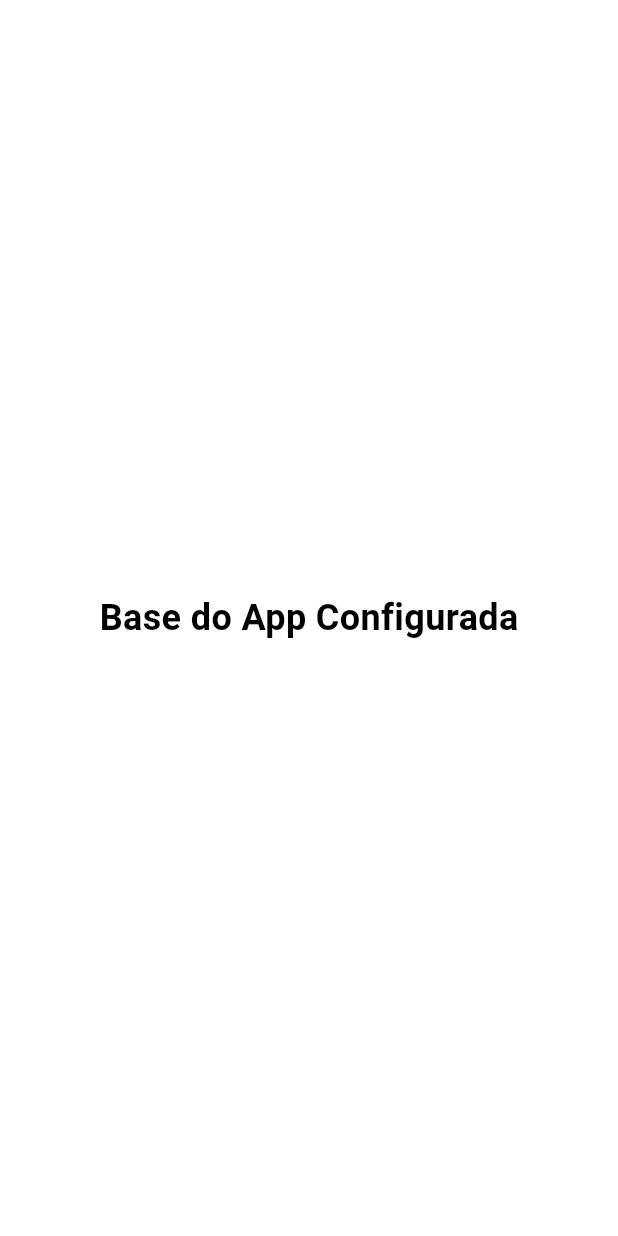
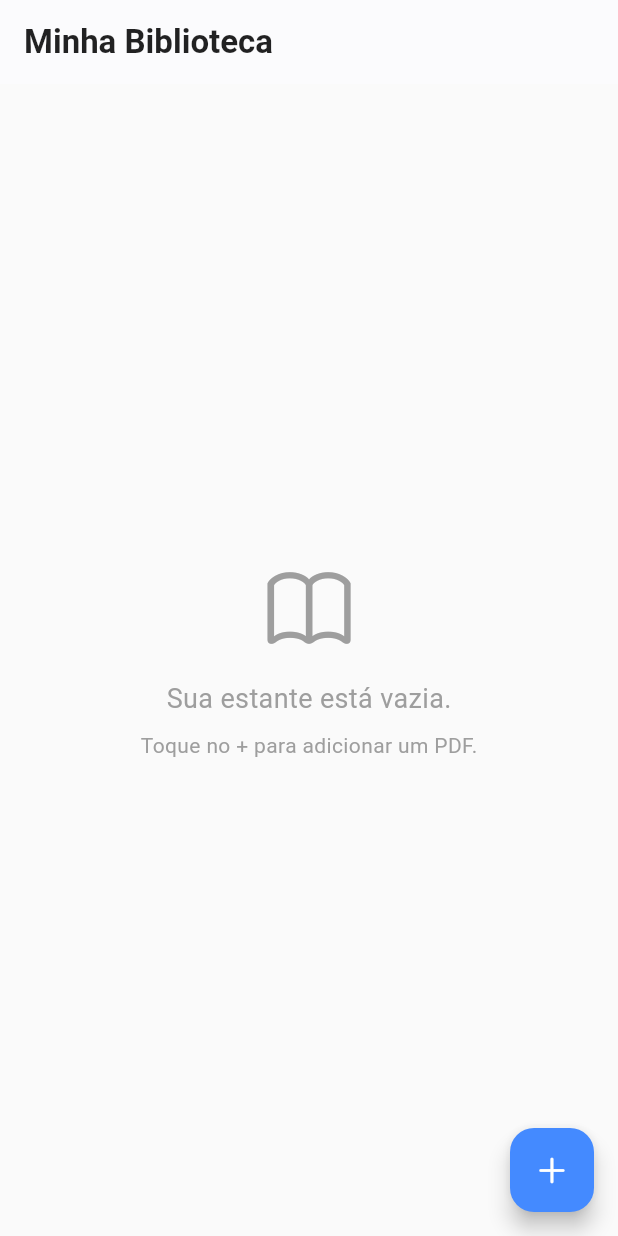
Before and after one commit to BryanDellaquila/bE-Reader, a Flutter app: the screen it shows after launch, on a phone screen of 412 x 824 dp. Run offline on Flutter 3.47's test engine with Material 3 defaults, Android fonts, the phone set to English and light mode, and no system bars; our stand-ins replace file_picker, hive, hive_flutter; accounts and stored records are empty.

Commit message:
feat: implement library screen and pdf import
- Created Book model with manual Hive TypeAdapter.
- Implemented LibraryProvider with ChangeNotifier to manage state.
- Added PDF file picking using file_picker.
- Securely copy imported PDFs to the app document directory via path_provider.
- Setup GridView in LibraryScreen with an empty state and a custom MVP BookCard.
- Updated main.dart to register the BookAdapter and configure MultiProvider.
- Added widget tests for LibraryScreen.

Co-authored-by: BryanDellaquila <157184046+BryanDellaquila@users.noreply.github.com>

```diff
--- /dev/null
+++ b/lib/features/library/models/book.dart
@@ -0,0 +1,57 @@
+import 'package:hive/hive.dart';
+
+/// O modelo [Book] representa um único livro (PDF) dentro do nosso aplicativo.
+/// Esta classe guarda as informações mais importantes que precisamos lembrar
+/// mesmo depois de o usuário fechar o aplicativo.
+class Book {
+  /// Um identificador único para cada livro. Usaremos o carimbo de data/hora de quando foi adicionado.
+  final String id;
+
+  /// O nome que vai aparecer na tela (extraído do nome do arquivo).
+  final String title;
+
+  /// O caminho exato de onde o arquivo PDF está guardado na memória do celular.
+  final String filePath;
+
+  /// A última página que o usuário leu, para que ele volte exatamente de onde parou.
+  /// Começamos sempre da página 1.
+  int currentPage;
+
+  Book({
+    required this.id,
+    required this.title,
+    required this.filePath,
+    this.currentPage = 1,
+  });
+}
+
+/// O [BookAdapter] é um "tradutor" para o banco de dados Hive.
+/// O Hive não sabe salvar objetos customizados automaticamente.
+/// Ele precisa desse tradutor para saber como pegar a classe [Book]
+/// e transformar em dados salváveis (write) e como pegar os dados salvos
+/// e transformar de volta na classe [Book] (read).
+class BookAdapter extends TypeAdapter<Book> {
+  // O typeId precisa ser um número único (de 0 a 223). Ele identifica que esse dado é da classe Book.
+  @override
+  final int typeId = 0;
+
+  @override
+  Book read(BinaryReader reader) {
+    // Quando lemos os dados, precisamos resgatar na exata mesma ordem que salvamos!
+    return Book(
+      id: reader.readString(),
+      title: reader.readString(),
+      filePath: reader.readString(),
+      currentPage: reader.readInt(),
+    );
+  }
+
+  @override
+  void write(BinaryWriter writer, Book obj) {
+    // Escrevemos cada atributo no banco de dados. A ordem importa!
+    writer.writeString(obj.id);
+    writer.writeString(obj.title);
+    writer.writeString(obj.filePath);
+    writer.writeInt(obj.currentPage);
+  }
+}
--- /dev/null
+++ b/lib/features/library/providers/library_provider.dart
@@ -0,0 +1,87 @@
+import 'dart:io';
+import 'package:flutter/material.dart';
+import 'package:file_picker/file_picker.dart';
+import 'package:path_provider/path_provider.dart';
+import 'package:hive_flutter/hive_flutter.dart';
+import 'package:pdf_reader/features/library/models/book.dart';
+
+/// O [LibraryProvider] atua como o "cérebro" da nossa estante.
+/// Ele herda de [ChangeNotifier], o que significa que ele pode "avisar" a tela
+/// toda vez que um novo livro for adicionado, fazendo a tela se atualizar sozinha.
+class LibraryProvider extends ChangeNotifier {
+  // O nome da "caixa" (tabela) onde o Hive vai guardar nossos livros.
+  static const String _boxName = 'libraryBox';
+
+  // A lista local de livros que será mostrada na tela.
+  List<Book> _books = [];
+
+  // Um getter (forma segura de ler a lista de fora) que retorna os livros atuais.
+  List<Book> get books => _books;
+
+  /// Ao inicializar o provider, queremos carregar os livros já salvos.
+  LibraryProvider() {
+    _loadBooks();
+  }
+
+  /// Método responsável por buscar os dados salvos no Hive e colocar na lista [_books].
+  Future<void> _loadBooks() async {
+    // Abre a caixa (caso ainda não esteja aberta).
+    final box = await Hive.openBox<Book>(_boxName);
+
+    // Converte os dados do Hive para uma lista padrão do Dart.
+    _books = box.values.toList();
+
+    // Avisa a tela (UI) que a lista mudou e ela precisa se redesenhar!
+    notifyListeners();
+  }
+
+  /// O grande método que importa um novo PDF para a estante.
+  Future<void> pickAndImportPdf() async {
+    try {
+      // 1. Abrimos o explorador de arquivos do celular permitindo APENAS arquivos PDF.
+      final result = await FilePicker.platform.pickFiles(
+        type: FileType.custom,
+        allowedExtensions: ['pdf'],
+      );
+
+      // Se o usuário cancelou a escolha, não fazemos nada.
+      if (result == null || result.files.isEmpty) return;
+
+      // Pegamos o arquivo original selecionado pelo usuário.
+      final selectedFile = File(result.files.single.path!);
+
+      // Pegamos o nome do arquivo (ex: "Aventura.pdf").
+      final fileName = result.files.single.name;
+
+      // 2. Segurança! Para evitar que o app perca o livro se o usuário deletar dos 'Downloads',
+      // copiamos o arquivo para a "pasta segura e secreta" do nosso app.
+      final appDir = await getApplicationDocumentsDirectory();
+
+      // Criamos o caminho final onde o livro vai morar no nosso app.
+      final savedFilePath = '${appDir.path}/$fileName';
+
+      // Fazemos a cópia de fato!
+      await selectedFile.copy(savedFilePath);
+
+      // 3. Criamos o "objeto" Book com as informações do novo livro.
+      final newBook = Book(
+        // O ID será o horário exato de agora, garantindo ser único.
+        id: DateTime.now().millisecondsSinceEpoch.toString(),
+        title: fileName,
+        filePath: savedFilePath,
+      );
+
+      // 4. Salvamos o novo livro permanentemente no Hive.
+      final box = await Hive.openBox<Book>(_boxName);
+      await box.put(newBook.id, newBook); // Usamos o ID como chave (key).
+
+      // 5. Atualizamos a lista local e avisamos a tela para exibir o novo livro!
+      _books.add(newBook);
+      notifyListeners();
+
+    } catch (e) {
+      // Caso ocorra qualquer erro (ex: falta de permissão), mostramos no console.
+      debugPrint("Erro ao importar PDF: $e");
+    }
+  }
+}
--- /dev/null
+++ b/lib/features/library/screens/library_screen.dart
@@ -0,0 +1,140 @@
+import 'package:flutter/cupertino.dart';
+import 'package:flutter/material.dart';
+import 'package:provider/provider.dart';
+import 'package:pdf_reader/features/library/providers/library_provider.dart';
+import 'package:pdf_reader/features/library/models/book.dart';
+
+/// Esta é a tela principal do nosso aplicativo: a Estante (Library).
+class LibraryScreen extends StatelessWidget {
+  const LibraryScreen({super.key});
+
+  @override
+  Widget build(BuildContext context) {
+    // Scaffold nos dá a estrutura básica de tela (Appbar, body e botões flutuantes).
+    return Scaffold(
+      backgroundColor: Colors.grey[50], // Uma cor de fundo bem suave para descanso visual.
+
+      // A barra no topo da tela.
+      appBar: AppBar(
+        title: const Text('Minha Biblioteca', style: TextStyle(fontWeight: FontWeight.w600)),
+        backgroundColor: Colors.white,
+        foregroundColor: Colors.black87,
+        elevation: 0.5, // Adiciona uma pequena sombra sutil.
+      ),
+
+      // Aqui usamos o Consumer. Ele "escuta" as mudanças do nosso LibraryProvider.
+      // Toda vez que a lista de livros for atualizada (notifyListeners for chamado),
+      // este Consumer redesenhará apenas esta parte da tela automaticamente!
+      body: Consumer<LibraryProvider>(
+        builder: (context, libraryProvider, child) {
+          final books = libraryProvider.books;
+
+          // Se a lista estiver vazia, mostramos nosso "Empty State" (Mensagem amigável).
+          if (books.isEmpty) {
+            return const Center(
+              child: Column(
+                mainAxisAlignment: MainAxisAlignment.center,
+                children: [
+                  Icon(CupertinoIcons.book, size: 64, color: Colors.grey),
+                  SizedBox(height: 16),
+                  Text(
+                    'Sua estante está vazia.',
+                    style: TextStyle(fontSize: 18, color: Colors.grey),
+                  ),
+                  SizedBox(height: 8),
+                  Text(
+                    'Toque no + para adicionar um PDF.',
+                    style: TextStyle(fontSize: 14, color: Colors.grey),
+                  ),
+                ],
+              ),
+            );
+          }
+
+          // Se tiver livros, mostramos a GridView.
+          return GridView.builder(
+            padding: const EdgeInsets.all(16),
+            // Quantidade de colunas e espaçamento
+            gridDelegate: const SliverGridDelegateWithFixedCrossAxisCount(
+              crossAxisCount: 2, // 2 livros por linha
+              childAspectRatio: 0.75, // Altura um pouco maior que a largura
+              crossAxisSpacing: 16,
+              mainAxisSpacing: 16,
+            ),
+            itemCount: books.length, // Total de itens
+            itemBuilder: (context, index) {
+              final book = books[index];
+              return _BookCard(book: book); // Nosso widget customizado desenhado abaixo!
+            },
+          );
+        },
+      ),
+
+      // Botão flutuante no canto inferior direito para adicionar novos PDFs.
+      floatingActionButton: FloatingActionButton(
+        // Quando o usuário tocar, chamamos o método do nosso Provider!
+        // Como estamos num callback, precisamos passar o listen: false.
+        onPressed: () {
+          Provider.of<LibraryProvider>(context, listen: false).pickAndImportPdf();
+        },
+        backgroundColor: Colors.blueAccent,
+        child: const Icon(CupertinoIcons.add, color: Colors.white),
+      ),
+    );
+  }
+}
+
+/// Widget privado ([_]) que desenha o visual de cada livro na estante (MVP).
+class _BookCard extends StatelessWidget {
+  final Book book;
+
+  const _BookCard({required this.book});
+
+  @override
+  Widget build(BuildContext context) {
+    // Um Card dá o formato de cartãozinho, com cantos arredondados e sombreado.
+    return Card(
+      elevation: 2,
+      shape: RoundedRectangleBorder(borderRadius: BorderRadius.circular(12)),
+      clipBehavior: Clip.antiAlias, // Garante que o conteúdo não vaze as bordas arredondadas.
+      child: InkWell(
+        // O InkWell nos dá o efeito de "onda" ao tocar, e permite o [onTap].
+        onTap: () {
+          // No futuro, aqui iremos para a tela de leitura de fato (ReaderScreen).
+          ScaffoldMessenger.of(context).showSnackBar(
+            SnackBar(content: Text('Abrir: ${book.title}')),
+          );
+        },
+        child: Column(
+          crossAxisAlignment: CrossAxisAlignment.stretch,
+          children: [
+            // Área da capa provisória (um ícone grande ocupando maior parte do card).
+            Expanded(
+              child: Container(
+                color: Colors.blue.withAlpha(25), // Um tom azul muito clarinho
+                child: const Icon(
+                  CupertinoIcons.book_solid,
+                  size: 48,
+                  color: Colors.blueAccent,
+                ),
+              ),
+            ),
+            // Área do título (parte inferior).
+            Padding(
+              padding: const EdgeInsets.all(12.0),
+              child: Text(
+                book.title,
+                style: const TextStyle(
+                  fontWeight: FontWeight.bold,
+                  fontSize: 14,
+                ),
+                maxLines: 2, // Se o nome for muito grande, quebra no máximo 2 linhas.
+                overflow: TextOverflow.ellipsis, // Se passar de 2 linhas, põe "...".
+              ),
+            ),
+          ],
+        ),
+      ),
+    );
+  }
+}
--- a/lib/main.dart
+++ b/lib/main.dart
@@ -1,81 +1,48 @@
 import 'package:flutter/material.dart';
 import 'package:hive_flutter/hive_flutter.dart';
+import 'package:provider/provider.dart';
+
+import 'package:pdf_reader/features/library/models/book.dart';
+import 'package:pdf_reader/features/library/providers/library_provider.dart';
+import 'package:pdf_reader/features/library/screens/library_screen.dart';
 
 /// O método [main] é o ponto de partida (a porta de entrada) de qualquer aplicativo Flutter.
-/// Tudo começa por aqui!
 void main() async {
-  // 1. Antes de iniciar qualquer configuração que dependa do Flutter ou de bibliotecas nativas,
-  // precisamos garantir que a "ponte" entre o código Flutter e o sistema nativo esteja pronta.
-  // Fazemos isso chamando a linha abaixo:
+  // 1. Garante que a ponte entre o Flutter e o sistema nativo esteja pronta.
   WidgetsFlutterBinding.ensureInitialized();
 
-  // 2. Inicializamos o banco de dados local chamado Hive.
-  // O Hive é ótimo para armazenar dados pequenos e configurações de forma muito rápida.
-  // A versão `hive_flutter` já traz um método preparado para iniciar tudo facilmente no Flutter.
+  // 2. Inicializa o Hive.
   await Hive.initFlutter();
 
-  // 3. Depois de tudo configurado, chamamos o método [runApp] para finalmente desenhar o app na tela.
-  // Passamos o nosso widget principal, o [PdfReaderApp].
+  // 3. Registramos o nosso "tradutor" (Adapter) para o Hive saber salvar a classe Book.
+  Hive.registerAdapter(BookAdapter());
+
+  // 4. Depois de tudo configurado, chamamos o método [runApp] para desenhar o app na tela.
   runApp(const PdfReaderApp());
 }
 
 /// O [PdfReaderApp] é o "esqueleto" principal do nosso aplicativo.
-/// Ele herda de [StatelessWidget] porque as configurações básicas (como tema e rotas) não mudam
-/// ativamente com interações do usuário nesta camada.
 class PdfReaderApp extends StatelessWidget {
   const PdfReaderApp({super.key});
 
-  // O método [build] é responsável por "desenhar" a interface na tela.
   @override
   Widget build(BuildContext context) {
-    // Retornamos um [MaterialApp], que é um widget que já traz muitas configurações prontas
-    // baseadas no Material Design (o estilo visual padrão do Google).
-    return MaterialApp(
-      // Título do nosso app. Em algumas plataformas ele aparece ao minimizar.
-      title: 'PDF Reader',
-
-      // Aqui podemos remover aquela faixinha de 'DEBUG' que aparece no canto superior direito.
-      debugShowCheckedModeBanner: false,
-
-      // O [theme] define as cores principais e estilos padrão. Vamos deixar o padrão no momento.
-      theme: ThemeData(
-        primarySwatch: Colors.blue,
-      ),
-
-      // O [home] é a tela inicial que será mostrada quando o app abrir.
-      // Por enquanto, usaremos uma tela provisória (um esqueleto temporário).
-      home: const InitialScreen(),
-    );
-  }
-}
-
-/// Esta é a nossa tela inicial temporária.
-/// Usamos para garantir que a base do projeto está funcionando perfeitamente!
-class InitialScreen extends StatelessWidget {
-  const InitialScreen({super.key});
-
-  @override
-  Widget build(BuildContext context) {
-    // O [Scaffold] é como se fosse a tela em branco padrão de uma página do app.
-    // Ele já prepara a estrutura para termos barra no topo, corpo da página, etc.
-    return Scaffold(
-      // [backgroundColor] define a cor de fundo da nossa tela. Vamos usar branco,
-      // garantindo um visual limpo e focando no conforto visual depois.
-      backgroundColor: Colors.white,
-
-      // [body] é o recheio da tela.
-      // Aqui usamos o [Center] para que tudo que estiver dentro dele fique bem no meio da tela.
-      body: Center(
-        // O [Text] é responsável por mostrar uma frase escrita.
-        child: const Text(
-          'Base do App Configurada',
-          // [style] nos permite mudar o visual do texto (tamanho, cor, negrito, etc).
-          style: TextStyle(
-            fontSize: 24, // Tamanho da fonte
-            color: Colors.black, // Cor da fonte
-            fontWeight: FontWeight.bold, // Deixa o texto mais "gordinho" (negrito)
-          ),
+    // 5. Precisamos envolver nosso MaterialApp com um MultiProvider.
+    // Isso injeta nossos "Providers" (os cérebros do app) na árvore de widgets,
+    // permitindo que qualquer tela consiga acessar os dados.
+    return MultiProvider(
+      providers: [
+        // Disponibilizamos o LibraryProvider para todo o aplicativo!
+        ChangeNotifierProvider(create: (_) => LibraryProvider()),
+      ],
+      child: MaterialApp(
+        title: 'PDF Reader',
+        debugShowCheckedModeBanner: false,
+        theme: ThemeData(
+          primarySwatch: Colors.blue,
         ),
+        // Agora, a nossa tela inicial é a Estante (LibraryScreen) em vez daquela provisória!
+        home: const LibraryScreen(),
       ),
     );
   }
```
Also changed, not shown: 1 other file.
